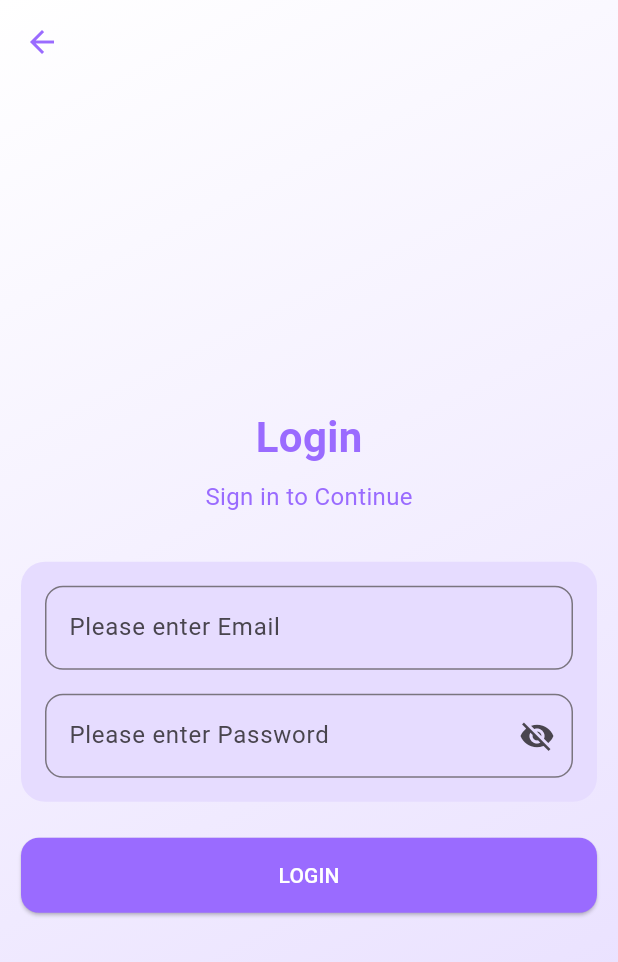
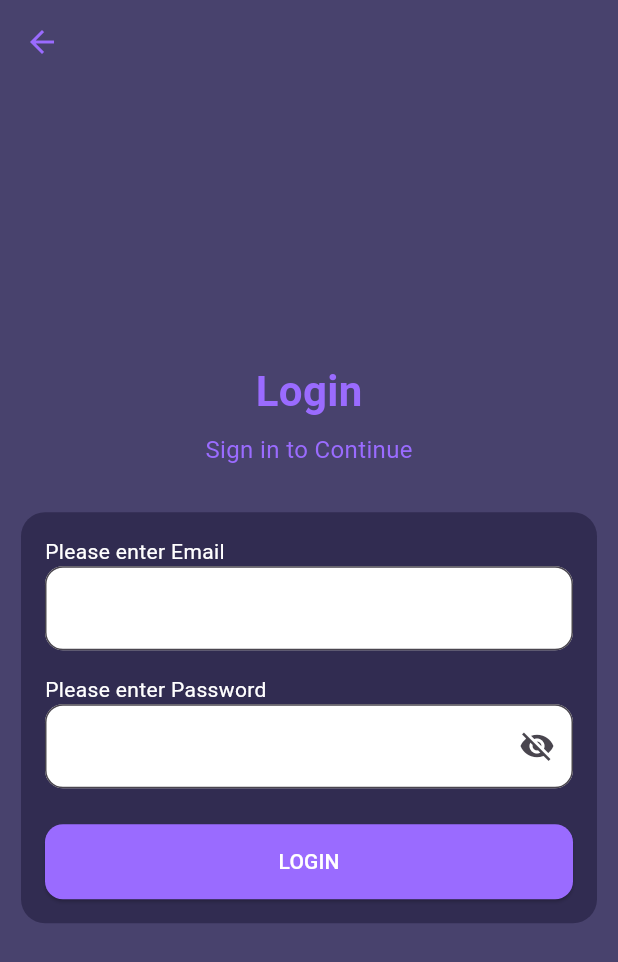
Before and after one commit to Lalit-Dhembre/BlueFace, a Flutter app: the screen it shows after launch, after a tap on "Faculty", on a phone screen of 412 x 824 dp. Shown: the top 962 px of the screen. Run offline on Flutter 3.47's test engine with Material 3 defaults, Android fonts, the phone set to English and light mode, and no system bars; our stand-ins replace audioplayers, fluttertoast, get, image_picker, permission_handler, shared_preferences; missing offline and left inert: flutter_face_api, google_mlkit_face_detection, nearby_connections; accounts and stored records are empty.

Commit message:
New ui changes

```diff
--- a/lib/FacultySide/FacultyHomepage.dart
+++ b/lib/FacultySide/FacultyHomepage.dart
@@ -1,5 +1,6 @@
 
 import 'package:BlueFace/Model.dart';
+import 'package:BlueFace/Services/FaceAuth/FaceAuthentication/themes.dart';
 import 'package:flutter/material.dart';
 import 'package:get/get.dart';
 import 'package:intl/intl.dart';
@@ -39,6 +40,10 @@ class _FacultyLoggedInState extends State<FacultyLoggedIn> {
       ),
       body: Padding(
         padding: const EdgeInsets.all(16.0),
+        child: Container (
+          decoration: BoxDecoration(
+            color: background,
+          ),
         child: Column(
           mainAxisAlignment: MainAxisAlignment.start,
           crossAxisAlignment: CrossAxisAlignment.start,
@@ -168,6 +173,7 @@ class _FacultyLoggedInState extends State<FacultyLoggedIn> {
           ],
         ),
       ),
+      ),
     );
   }
 
--- a/lib/FacultySide/FacultyLoginPage.dart
+++ b/lib/FacultySide/FacultyLoginPage.dart
@@ -1,10 +1,9 @@
-
-
-import 'dart:convert';
-
-import 'package:BlueFace/Services/services.dart';
+import 'package:BlueFace/Services/FaceAuth/FaceAuthentication/themes.dart';
 import 'package:flutter/material.dart';
 import 'package:fluttertoast/fluttertoast.dart';
+import 'package:shared_preferences/shared_preferences.dart';
+import 'package:BlueFace/Model.dart';
+import 'package:BlueFace/Services/services.dart';
 
 class FacultyLoginPage extends StatefulWidget {
   FacultyLoginPage({Key? key}) : super(key: key);
@@ -17,32 +16,90 @@ class _FacultyLoginPageState extends State<FacultyLoginPage> {
   final TextEditingController _password = TextEditingController();
   final TextEditingController _email = TextEditingController();
   bool _showPassword = false;
-  var service = new Services();
+  bool _isLoggedIn = false; // Define _isLoggedIn
+  var service = Services(); // Instantiate Services
+
+  @override
+  void initState() {
+    super.initState();
+    _loadLoginData();
+  }
+
+  Future<void> _loadLoginData() async {
+    final prefs = await SharedPreferences.getInstance();
+    String email = prefs.getString('email') ?? '';
+    String password = prefs.getString('password') ?? '';
+
+    if (email.isNotEmpty && password.isNotEmpty) {
+      setState(() {
+        _email.text = email;
+        _password.text = password;
+        _isLoggedIn = true; // Set login state to true
+      });
+    }
+  }
+
+  Future<void> _saveLoginData(String email, String password) async {
+    final prefs = await SharedPreferences.getInstance();
+    await prefs.setString('email', email);
+    await prefs.setString('password', password);
+  }
+
+  void _clearLoginData() async {
+    final prefs = await SharedPreferences.getInstance();
+    await prefs.setString('email', '');
+    await prefs.setString('password', '');
+  }
+
+  void _login() {
+    if (_password.text.isEmpty || _email.text.isEmpty) {
+      Fluttertoast.showToast(
+        msg: "Email and password are required",
+        toastLength: Toast.LENGTH_SHORT,
+        gravity: ToastGravity.BOTTOM,
+        timeInSecForIosWeb: 3,
+        backgroundColor: Color(0xFF9A6BFF),
+        textColor: Colors.white,
+        fontSize: 16.0,
+      );
+    } else {
+      service.loginStudent(context, _email.text, _password.text).then((success) {
+        if (success) {
+          _saveLoginData(_email.text, _password.text); // Save login data
+          setState(() {
+            _isLoggedIn = true; // Update login state
+          });
+        } else {
+          Fluttertoast.showToast(
+            msg: "Login failed. Please try again.",
+            toastLength: Toast.LENGTH_SHORT,
+            gravity: ToastGravity.BOTTOM,
+            timeInSecForIosWeb: 3,
+            backgroundColor: Colors.red,
+            textColor: Colors.white,
+            fontSize: 16.0,
+          );
+        }
+      });
+    }
+  }
 
   @override
   Widget build(BuildContext context) {
     return Scaffold(
-      backgroundColor: Colors.white, // Set the background color to white
+      backgroundColor: background,
       extendBodyBehindAppBar: true,
       appBar: AppBar(
         backgroundColor: Colors.transparent,
         elevation: 0,
         leading: IconButton(
           icon: Icon(Icons.arrow_back, color: Color(0xFF9A6BFF)),
-          // Set the icon color to purple
           onPressed: () => Navigator.of(context).pop(),
         ),
       ),
       body: Container(
         decoration: BoxDecoration(
-          gradient: LinearGradient(
-            begin: Alignment.topLeft,
-            end: Alignment.bottomRight,
-            colors: [
-              Colors.white,
-              Color(0xFFE6DCFF)
-            ], // Change the gradient to white and light purple
-          ),
+          color: background,
         ),
         child: SafeArea(
           child: Center(
@@ -56,7 +113,7 @@ class _FacultyLoginPageState extends State<FacultyLoginPage> {
                     style: TextStyle(
                       fontSize: 28,
                       fontWeight: FontWeight.bold,
-                      color: Color(0xFF9A6BFF), // Set the text color to purple
+                      color: Color(0xFF9A6BFF),
                     ),
                   ),
                   SizedBox(height: 8),
@@ -64,44 +121,46 @@ class _FacultyLoginPageState extends State<FacultyLoginPage> {
                     'Sign in to Continue',
                     style: TextStyle(
                       fontSize: 16,
-                      color: Color(0xFF9A6BFF), // Set the text color to purple
+                      color: Color(0xFF9A6BFF),
                     ),
                   ),
-                  SizedBox(height: 32),
+                  SizedBox(height: 30),
                   Container(
                     decoration: BoxDecoration(
-                      color: Color(0xFFE6DCFF),
-                      // Set the container color to light purple
+                      color: accentOver,
                       borderRadius: BorderRadius.circular(16),
                     ),
                     child: Padding(
                       padding: const EdgeInsets.all(16.0),
                       child: Column(
-                        crossAxisAlignment: CrossAxisAlignment.end,
+                        crossAxisAlignment: CrossAxisAlignment.start,
                         children: [
+                          Text('Please enter Email', style: TextStyle(color: Colors.white)),
                           TextField(
                             controller: _email,
                             decoration: InputDecoration(
-                              labelText: 'Please enter Email',
+                              fillColor: Colors.white, // Set background color to white
+                              filled: true, // Enable filling
                               border: OutlineInputBorder(
                                 borderRadius: BorderRadius.circular(12),
                               ),
                             ),
                           ),
                           SizedBox(height: 16),
+                          Text('Please enter Password', style: TextStyle(color: Colors.white)),
                           TextFormField(
                             controller: _password,
                             obscureText: !_showPassword,
-                            // Toggle password visibility
                             decoration: InputDecoration(
-                              labelText: 'Please enter Password',
+                              fillColor: Colors.white, // Set background color to white
+                              filled: true, // Enable filling
                               border: OutlineInputBorder(
                                 borderRadius: BorderRadius.circular(12),
                               ),
                               suffixIcon: IconButton(
                                 icon: Icon(
-                                    _showPassword ? Icons.visibility : Icons
-                                        .visibility_off),
+                                  _showPassword ? Icons.visibility : Icons.visibility_off,
+                                ),
                                 onPressed: () {
                                   setState(() {
                                     _showPassword = !_showPassword;
@@ -110,42 +169,36 @@ class _FacultyLoginPageState extends State<FacultyLoginPage> {
                               ),
                             ),
                           ),
+                          SizedBox(height: 24),
+                          ElevatedButton(
+                            onPressed: _login,
+                            child: Text('LOGIN'),
+                            style: ButtonStyle(
+                              backgroundColor: MaterialStateProperty.all(Color(0xFF9A6BFF)),
+                              foregroundColor: MaterialStateProperty.all(Colors.white),
+                              minimumSize: MaterialStateProperty.all(Size(double.infinity, 50)),
+                              shape: MaterialStateProperty.all(
+                                RoundedRectangleBorder(
+                                  borderRadius: BorderRadius.circular(12),
+                                ),
+                              ),
+                            ),
+                          ),
                         ],
                       ),
                     ),
                   ),
+
                   SizedBox(height: 24),
-                  ElevatedButton(
-                    onPressed: () {
-                      if (_password.text.isEmpty || _email.text.isEmpty) {
-                        Fluttertoast.showToast(
-                          msg: "Email and password are required",
-                          toastLength: Toast.LENGTH_SHORT,
-                          gravity: ToastGravity.BOTTOM,
-                          timeInSecForIosWeb: 3,
-                          backgroundColor: Color(0xFF9A6BFF),
-                          textColor: Colors.white,
-                          fontSize: 16.0,
-                        );
-                      } else {
-                        service.loginFaculty(
-                            context, _email.text, _password.text);
-                      }
-                    },
-                    child: Text('LOGIN'),
-                    style: ButtonStyle(
-                      backgroundColor: MaterialStateProperty.all(
-                          Color(0xFF9A6BFF)), // Set the button color to purple
-                      foregroundColor: MaterialStateProperty.all(Colors.white),
-                      minimumSize: MaterialStateProperty.all(
-                          Size(double.infinity, 50)),
-                      shape: MaterialStateProperty.all(
-                        RoundedRectangleBorder(
-                          borderRadius: BorderRadius.circular(12),
-                        ),
+                  if (_isLoggedIn) // Show welcome message if logged in
+                    Text(
+                      'Welcome, ${_email.text}!',
+                      style: TextStyle(
+                        fontSize: 20,
+                        fontWeight: FontWeight.bold,
+                        color: Color(0xFF9A6BFF),
                       ),
                     ),
-                  ),
                 ],
               ),
             ),
--- a/lib/StudentSide/AttendancePage.dart
+++ b/lib/StudentSide/AttendancePage.dart
@@ -3,6 +3,7 @@
 import 'dart:io';
 import 'dart:typed_data';
 import 'package:BlueFace/Model.dart';
+import 'package:BlueFace/Services/FaceAuth/FaceAuthentication/themes.dart';
 import 'package:BlueFace/Services/services.dart';
 import 'package:flutter/material.dart';
 import 'package:nearby_connections/nearby_connections.dart';
@@ -38,7 +39,7 @@ class _UserDetailsViewState extends State<UserDetailsView> {
       child: Scaffold(
         appBar: AppBar(
           title: const Text("Student HomePage", style: TextStyle(color: Colors.white)),
-          backgroundColor: Colors.deepPurple,
+          backgroundColor: background,
           actions: [
             CircleAvatar(
               radius: 20,
@@ -106,7 +107,7 @@ class _UserDetailsViewState extends State<UserDetailsView> {
                         },
                         style: ElevatedButton.styleFrom(
                           foregroundColor: Colors.white,
-                          backgroundColor: Colors.deepPurple,
+                          backgroundColor: accent,
                           minimumSize: const Size(100, 60),
                           shape: RoundedRectangleBorder(
                             borderRadius: BorderRadius.circular(32.0),
```
Also changed, not shown: lib/StudentSide/StudentHomepage.dart (+41 -14 lines).
